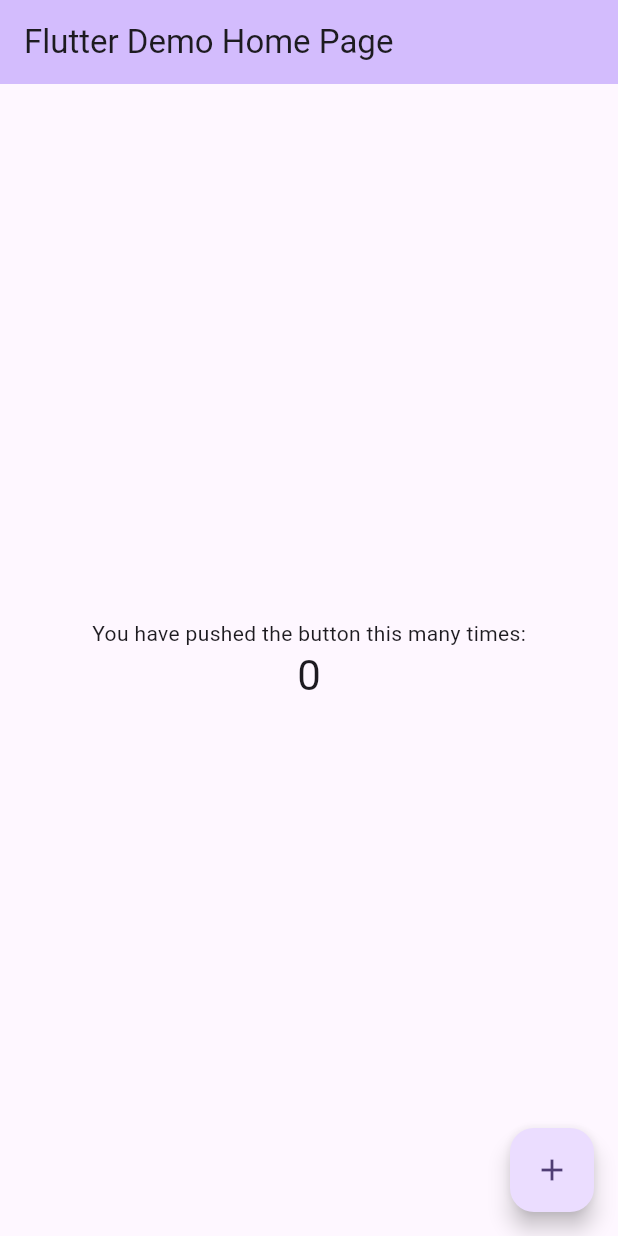
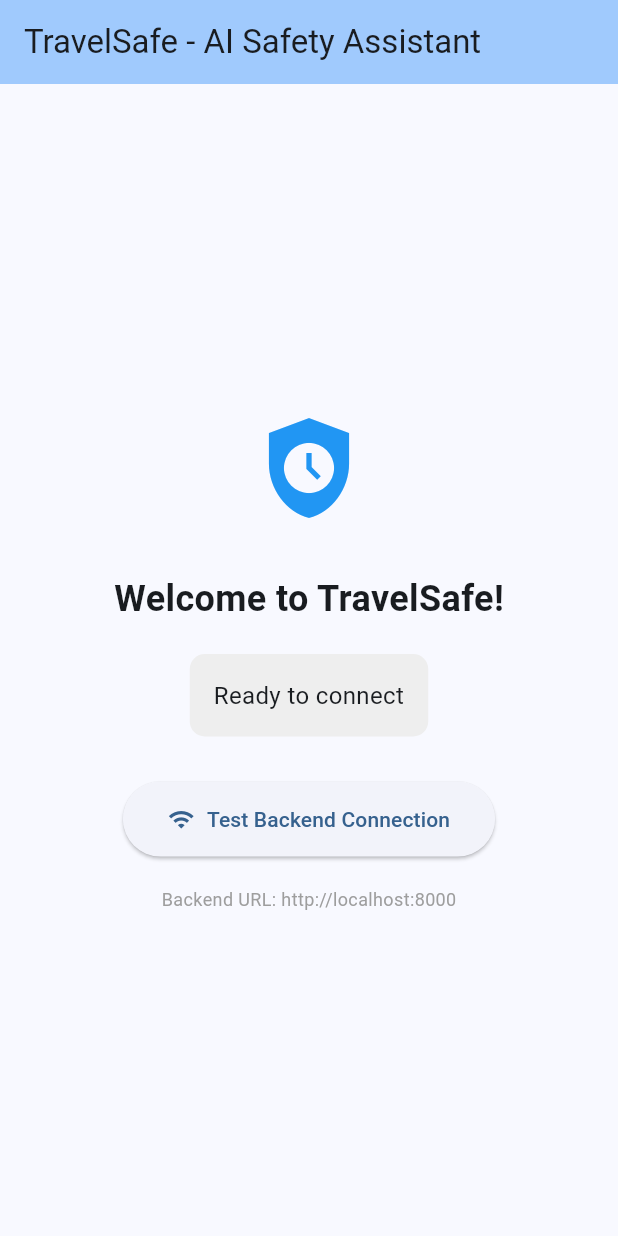
Before and after one commit to FouzriChayma/TravelSafe-AI-Safety-Assistant---Flutter-Python-, a Flutter app: the screen it shows after launch, on a phone screen of 412 x 824 dp. Run offline on Flutter 3.47's test engine with Material 3 defaults, Android fonts, the phone set to English and light mode, and no system bars.

Commit message:
feat: add basic backend API and Flutter app with connection test

```diff
--- a/mobile/lib/main.dart
+++ b/mobile/lib/main.dart
@@ -1,125 +1,145 @@
 import 'package:flutter/material.dart';
+import 'package:http/http.dart' as http;
+import 'dart:convert';
 
 void main() {
-  runApp(const MyApp());
+  runApp(const TravelSafeApp());
 }
 
-class MyApp extends StatelessWidget {
-  const MyApp({super.key});
+class TravelSafeApp extends StatelessWidget {
+  const TravelSafeApp({super.key});
 
-  // This widget is the root of your application.
   @override
   Widget build(BuildContext context) {
     return MaterialApp(
-      title: 'Flutter Demo',
+      title: 'TravelSafe',
       theme: ThemeData(
-        // This is the theme of your application.
-        //
-        // TRY THIS: Try running your application with "flutter run". You'll see
-        // the application has a purple toolbar. Then, without quitting the app,
-        // try changing the seedColor in the colorScheme below to Colors.green
-        // and then invoke "hot reload" (save your changes or press the "hot
-        // reload" button in a Flutter-supported IDE, or press "r" if you used
-        // the command line to start the app).
-        //
-        // Notice that the counter didn't reset back to zero; the application
-        // state is not lost during the reload. To reset the state, use hot
-        // restart instead.
-        //
-        // This works for code too, not just values: Most code changes can be
-        // tested with just a hot reload.
-        colorScheme: ColorScheme.fromSeed(seedColor: Colors.deepPurple),
+        colorScheme: ColorScheme.fromSeed(seedColor: Colors.blue),
         useMaterial3: true,
       ),
-      home: const MyHomePage(title: 'Flutter Demo Home Page'),
+      home: const HomePage(),
     );
   }
 }
 
-class MyHomePage extends StatefulWidget {
-  const MyHomePage({super.key, required this.title});
-
-  // This widget is the home page of your application. It is stateful, meaning
-  // that it has a State object (defined below) that contains fields that affect
-  // how it looks.
-
-  // This class is the configuration for the state. It holds the values (in this
-  // case the title) provided by the parent (in this case the App widget) and
-  // used by the build method of the State. Fields in a Widget subclass are
-  // always marked "final".
-
-  final String title;
+class HomePage extends StatefulWidget {
+  const HomePage({super.key});
 
   @override
-  State<MyHomePage> createState() => _MyHomePageState();
+  State<HomePage> createState() => _HomePageState();
 }
 
-class _MyHomePageState extends State<MyHomePage> {
-  int _counter = 0;
+class _HomePageState extends State<HomePage> {
+  String _status = 'Ready to connect';
+  bool _isLoading = false;
 
-  void _incrementCounter() {
+  // Backend API URL - Change this to your computer's IP if testing on a real device
+  // For emulator/Android: use http://10.0.2.2:8000
+  // For iOS simulator: use http://localhost:8000
+  // For real device: use http://YOUR_COMPUTER_IP:8000
+  static const String baseUrl = 'http://localhost:8000';
+
+  Future<void> _testConnection() async {
     setState(() {
-      // This call to setState tells the Flutter framework that something has
-      // changed in this State, which causes it to rerun the build method below
-      // so that the display can reflect the updated values. If we changed
-      // _counter without calling setState(), then the build method would not be
-      // called again, and so nothing would appear to happen.
-      _counter++;
+      _isLoading = true;
+      _status = 'Connecting...';
     });
+
+    try {
+      final response = await http.get(
+        Uri.parse('$baseUrl/api/test'),
+      );
+
+      if (response.statusCode == 200) {
+        final data = json.decode(response.body);
+        setState(() {
+          _status = '✅ Connected!\n${data['message']}\n${data['data']}';
+        });
+      } else {
+        setState(() {
+          _status = '❌ Error: ${response.statusCode}';
+        });
+      }
+    } catch (e) {
+      setState(() {
+        _status = '❌ Connection failed!\n\nMake sure:\n1. Backend is running\n2. URL is correct\n\nError: $e';
+      });
+    } finally {
+      setState(() {
+        _isLoading = false;
+      });
+    }
   }
 
   @override
   Widget build(BuildContext context) {
-    // This method is rerun every time setState is called, for instance as done
-    // by the _incrementCounter method above.
-    //
-    // The Flutter framework has been optimized to make rerunning build methods
-    // fast, so that you can just rebuild anything that needs updating rather
-    // than having to individually change instances of widgets.
     return Scaffold(
       appBar: AppBar(
-        // TRY THIS: Try changing the color here to a specific color (to
-        // Colors.amber, perhaps?) and trigger a hot reload to see the AppBar
-        // change color while the other colors stay the same.
         backgroundColor: Theme.of(context).colorScheme.inversePrimary,
-        // Here we take the value from the MyHomePage object that was created by
-        // the App.build method, and use it to set our appbar title.
-        title: Text(widget.title),
+        title: const Text('TravelSafe - AI Safety Assistant'),
       ),
       body: Center(
-        // Center is a layout widget. It takes a single child and positions it
-        // in the middle of the parent.
+        child: Padding(
+          padding: const EdgeInsets.all(20.0),
           child: Column(
-          // Column is also a layout widget. It takes a list of children and
-          // arranges them vertically. By default, it sizes itself to fit its
-          // children horizontally, and tries to be as tall as its parent.
-          //
-          // Column has various properties to control how it sizes itself and
-          // how it positions its children. Here we use mainAxisAlignment to
-          // center the children vertically; the main axis here is the vertical
-          // axis because Columns are vertical (the cross axis would be
-          // horizontal).
-          //
-          // TRY THIS: Invoke "debug painting" (choose the "Toggle Debug Paint"
-          // action in the IDE, or press "p" in the console), to see the
-          // wireframe for each widget.
             mainAxisAlignment: MainAxisAlignment.center,
             children: <Widget>[
+              const Icon(
+                Icons.safety_check,
+                size: 80,
+                color: Colors.blue,
+              ),
+              const SizedBox(height: 30),
               const Text(
-              'You have pushed the button this many times:',
+                'Welcome to TravelSafe!',
+                style: TextStyle(
+                  fontSize: 24,
+                  fontWeight: FontWeight.bold,
                 ),
-            Text(
-              '$_counter',
-              style: Theme.of(context).textTheme.headlineMedium,
+              ),
+              const SizedBox(height: 20),
+              Container(
+                padding: const EdgeInsets.all(16),
+                decoration: BoxDecoration(
+                  color: Colors.grey[200],
+                  borderRadius: BorderRadius.circular(10),
+                ),
+                child: Text(
+                  _status,
+                  textAlign: TextAlign.center,
+                  style: const TextStyle(fontSize: 16),
+                ),
+              ),
+              const SizedBox(height: 30),
+              ElevatedButton.icon(
+                onPressed: _isLoading ? null : _testConnection,
+                icon: _isLoading
+                    ? const SizedBox(
+                        width: 20,
+                        height: 20,
+                        child: CircularProgressIndicator(strokeWidth: 2),
+                      )
+                    : const Icon(Icons.wifi),
+                label: Text(_isLoading ? 'Connecting...' : 'Test Backend Connection'),
+                style: ElevatedButton.styleFrom(
+                  padding: const EdgeInsets.symmetric(
+                    horizontal: 30,
+                    vertical: 15,
+                  ),
+                ),
+              ),
+              const SizedBox(height: 20),
+              const Text(
+                'Backend URL: $baseUrl',
+                style: TextStyle(
+                  fontSize: 12,
+                  color: Colors.grey,
+                ),
               ),
             ],
           ),
         ),
-      floatingActionButton: FloatingActionButton(
-        onPressed: _incrementCounter,
-        tooltip: 'Increment',
-        child: const Icon(Icons.add),
-      ), // This trailing comma makes auto-formatting nicer for build methods.
+      ),
     );
   }
 }
--- a/mobile/pubspec.yaml
+++ b/mobile/pubspec.yaml
@@ -35,6 +35,9 @@ dependencies:
   # The following adds the Cupertino Icons font to your application.
   # Use with the CupertinoIcons class for iOS style icons.
   cupertino_icons: ^1.0.8
+
+  # HTTP package for API calls
+  http: ^1.2.0
 
 dev_dependencies:
   flutter_test:
```
Also changed, not shown: mobile/pubspec.lock, 4 other files. Lines whose indentation alone changed are shown as unchanged.
